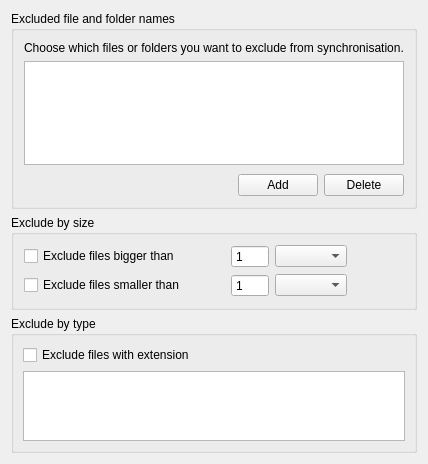
Above: src/MEGASync/syncs/gui/Twoways/win/IgnoresEditingDialog.ui from meganz/MEGAsync before the change. Below: the same form after it.
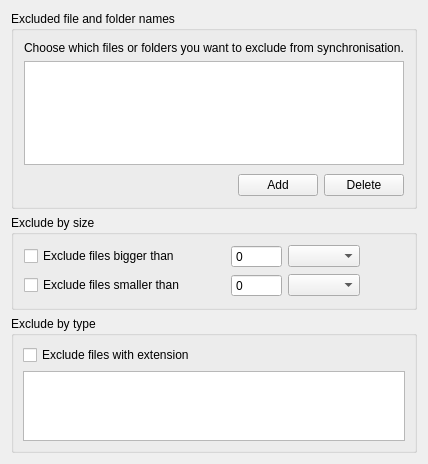
That is the form after the change.

Commit message: First iteration for MegaIgnoreManager

Diff of the .ui file:
```diff
--- a/src/MEGASync/syncs/gui/Twoways/win/IgnoresEditingDialog.ui
+++ b/src/MEGASync/syncs/gui/Twoways/win/IgnoresEditingDialog.ui
@@ -174,10 +174,10 @@
          <enum>QAbstractSpinBox::NoButtons</enum>
         </property>
         <property name="minimum">
-         <number>1</number>
+         <number>0</number>
         </property>
         <property name="maximum">
-         <number>9999</number>
+         <number>999999999</number>
         </property>
        </widget>
       </item>
@@ -197,10 +197,10 @@
          <enum>QAbstractSpinBox::NoButtons</enum>
         </property>
         <property name="minimum">
-         <number>1</number>
+         <number>0</number>
         </property>
         <property name="maximum">
-         <number>9999</number>
+         <number>999999999</number>
         </property>
        </widget>
       </item>
```
The commit also changes 7 other files.
